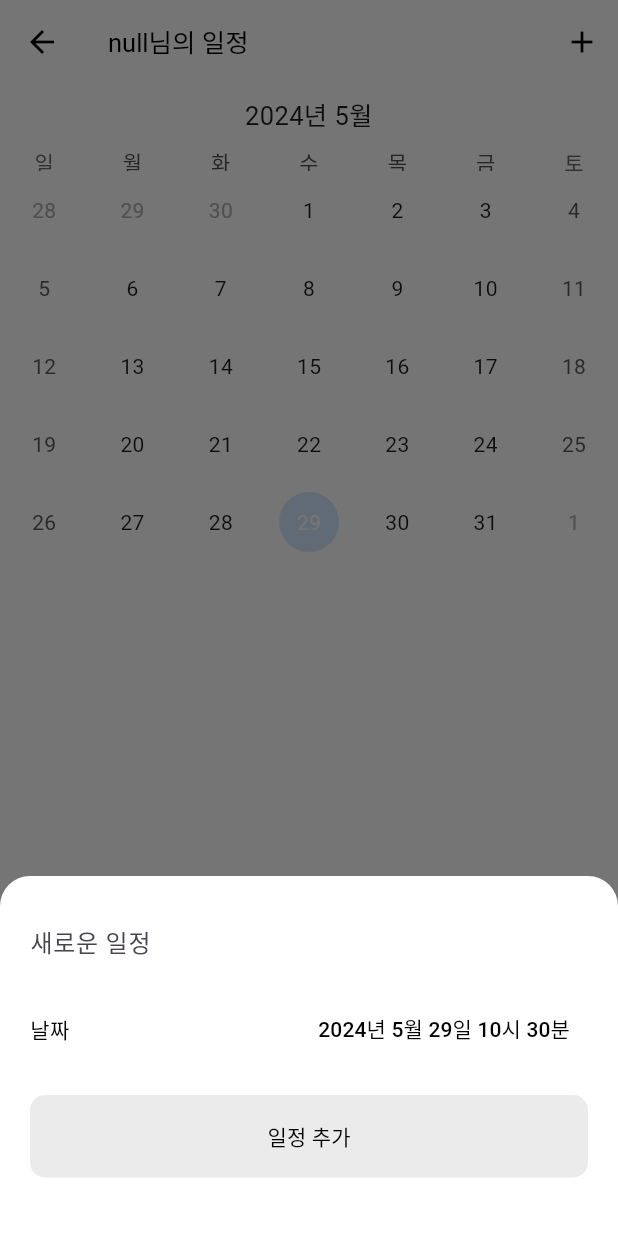
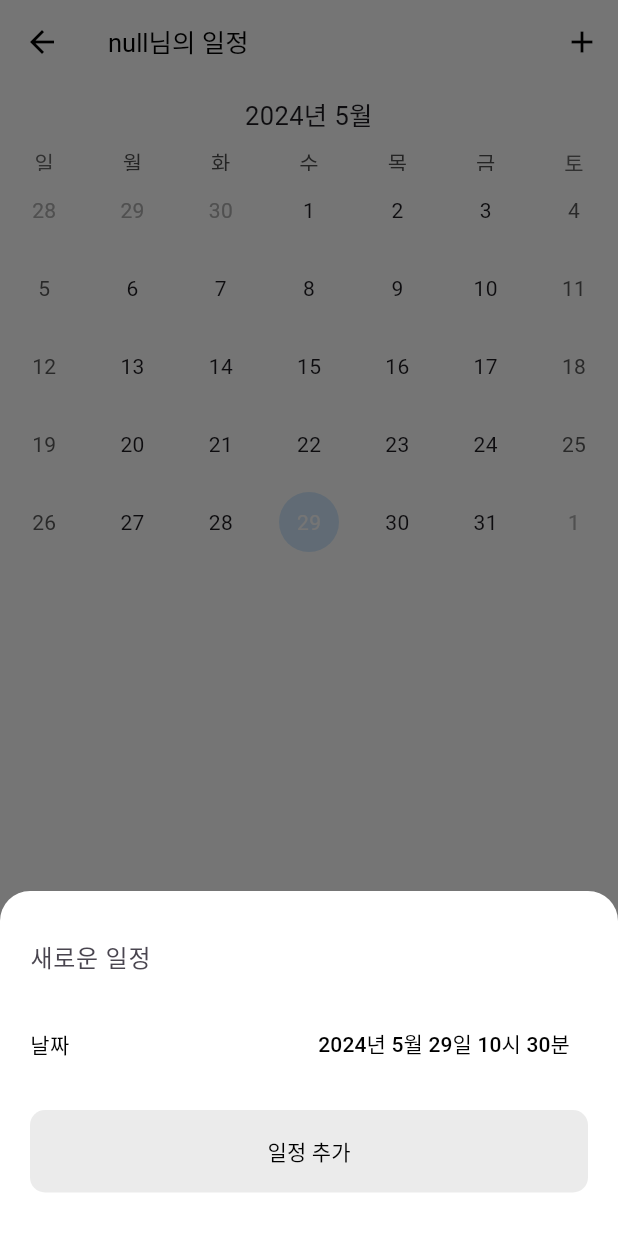
Before and after one commit to salt-bread-tech/nabi, a Flutter app: the ScheduleCalendar screen opened by its route, after a tap on the "add" icon, on a phone screen of 412 x 824 dp. Run offline on Flutter 3.47's test engine with Material 3 defaults, Android fonts, the phone set to English and light mode, and no system bars; drawn by our look-alikes of table_calendar, timelines; our stand-ins replace carousel_slider, fl_chart, flutter_chat_types, flutter_chat_ui, flutter_secure_storage, flutter_slidable and 7 more; missing offline and left inert: google_ml_kit; accounts and stored records are empty; network calls fail.

Commit message:
FIX: 일정 모달 오류 수정

```diff
--- a/lib/screen/screen_schedule_calendar.dart
+++ b/lib/screen/screen_schedule_calendar.dart
@@ -172,6 +172,7 @@ class _ScheduleCalendarState extends State<ScheduleCalendar> {
 
   void showAddScheduleModal(BuildContext context, DateTime initialDate) {
     showModalBottomSheet(
+      isScrollControlled: true,
         context: context,
         builder: (BuildContext buildContext) {
           return StatefulBuilder(
@@ -181,7 +182,7 @@ class _ScheduleCalendarState extends State<ScheduleCalendar> {
                     bottom: MediaQuery.of(context).viewInsets.bottom),
                 child: Container(
                     width: double.infinity,
-                    height: 240,
+                    height: 230,
                     decoration: BoxDecoration(
                       color: AppTheme.appbackgroundColor,
                       borderRadius: BorderRadius.only(
@@ -288,6 +289,7 @@ class _ScheduleCalendarState extends State<ScheduleCalendar> {
 
   void showEditScheduleModal(BuildContext context, int scheduleId) {
     showModalBottomSheet(
+        isScrollControlled: true,
         context: context,
         builder: (BuildContext buildContext) {
           return StatefulBuilder(
@@ -297,7 +299,7 @@ class _ScheduleCalendarState extends State<ScheduleCalendar> {
                     bottom: MediaQuery.of(context).viewInsets.bottom),
                 child: Container(
                     width: double.infinity,
-                    height: 240,
+                    height: 230,
                     decoration: BoxDecoration(
                       color: AppTheme.appbackgroundColor,
                       borderRadius: BorderRadius.only(
@@ -415,6 +417,7 @@ class _ScheduleCalendarState extends State<ScheduleCalendar> {
     getEventForDay(_selectedDay);
 
     return Scaffold(
+      resizeToAvoidBottomInset: true,
       appBar: AppBar(
         backgroundColor: Colors.white,
         elevation: 0,
```
